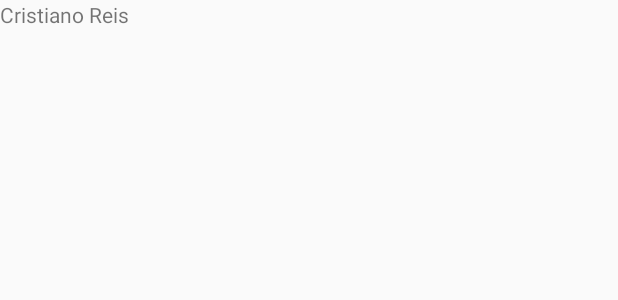
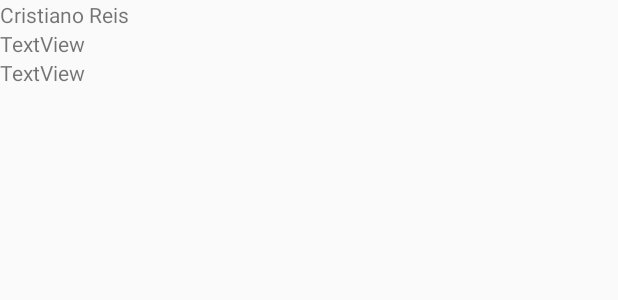
Before and after one commit to cristiano2005reis/AluraAndroid, an Android app: the layout activity_main.xml on its own in the app's theme, with its tools: preview values and no code run, on a phone screen of 412 x 824 dp. Shown: the top 300 px of the screen. Run offline under Robolectric (Android 15) with nearby library versions, the phone set to English and light mode, and no system bars.

Commit message:
Started secound class

```diff
--- a/app/src/main/res/layout/activity_main.xml
+++ b/app/src/main/res/layout/activity_main.xml
@@ -8,4 +8,16 @@
         android:layout_width="match_parent"
         android:layout_height="wrap_content"
         android:text="Cristiano Reis" />
+
+    <TextView
+        android:id="@+id/textView2"
+        android:layout_width="match_parent"
+        android:layout_height="wrap_content"
+        android:text="TextView" />
+
+    <TextView
+        android:id="@+id/textView3"
+        android:layout_width="match_parent"
+        android:layout_height="wrap_content"
+        android:text="TextView" />
 </LinearLayout>
```
Also changed, not shown: app/src/main/java/cristianoreis/com/br/agendaalura/MainActivity.java (+11 -0 lines).
